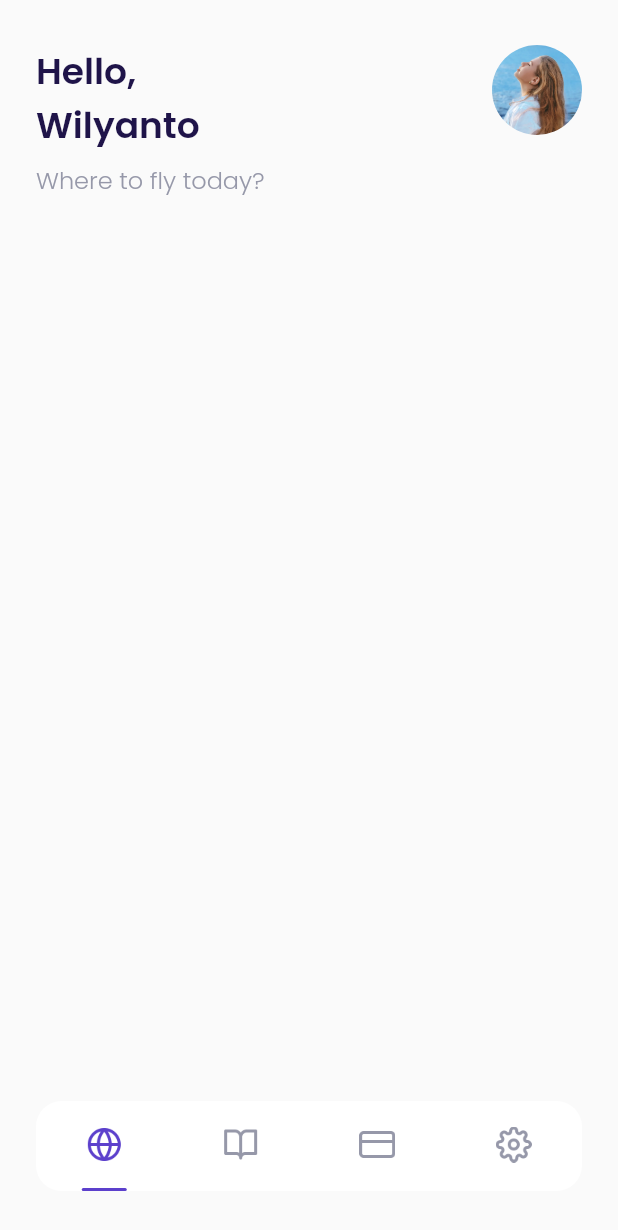
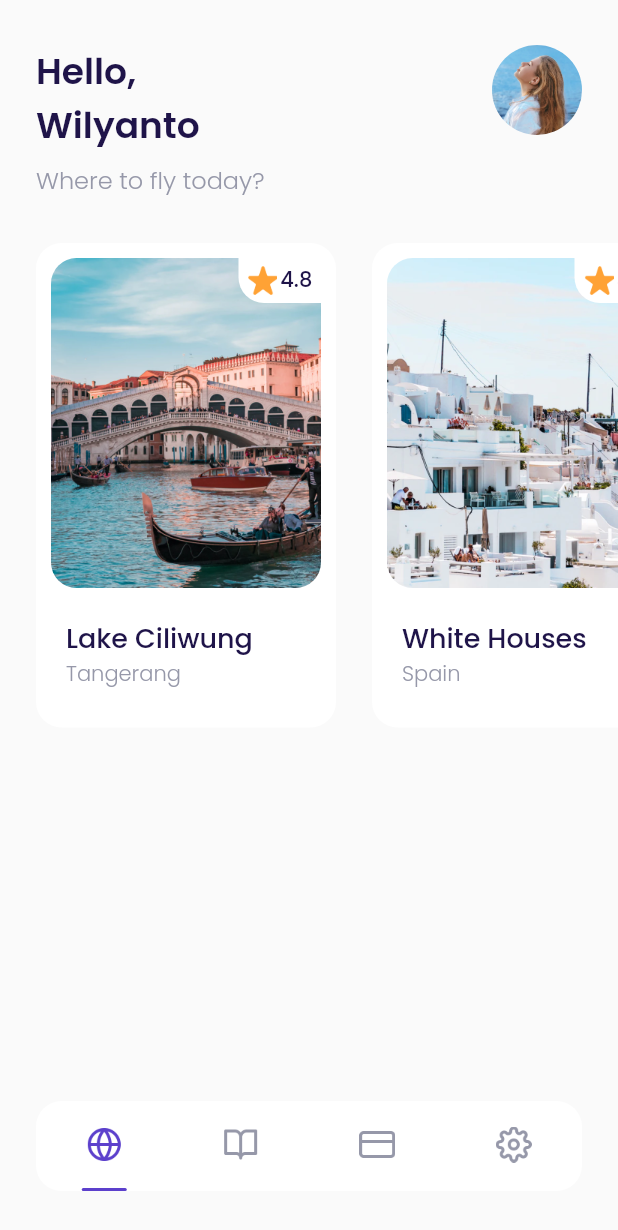
Before and after one commit to wilyanto/flutter-airplane, a Flutter app: the MainPage screen opened by its route, on a phone screen of 412 x 824 dp. Shown: the top 1230 px of the screen. Run offline on Flutter 3.47's test engine with Material 2 defaults, Android fonts, the phone set to English and light mode, and no system bars; our stand-ins replace google_fonts.

Commit message:
popular destination

```diff
--- a/lib/presentation/home/home_page.dart
+++ b/lib/presentation/home/home_page.dart
@@ -1,3 +1,4 @@
+import 'package:airplane/presentation/home/widgets/popular_destination_card.dart';
 import 'package:airplane/shared/theme.dart';
 import 'package:flutter/material.dart';
 
@@ -50,11 +51,54 @@ class HomePage extends StatelessWidget {
         ),
       );
 
+  Widget popularDestination() => Container(
+        margin: const EdgeInsets.only(top: 30),
+        child: SingleChildScrollView(
+          scrollDirection: Axis.horizontal,
+          child: Row(
+            children: const <Widget>[
+              PopularDestinationCard(
+                name: 'Lake Ciliwung',
+                city: 'Tangerang',
+                filename: 'image_destination1',
+                rating: 4.8,
+              ),
+              PopularDestinationCard(
+                name: 'White Houses',
+                city: 'Spain',
+                filename: 'image_destination2',
+                rating: 4.7,
+              ),
+              PopularDestinationCard(
+                name: 'Hill Heyo',
+                city: 'Monaco',
+                filename: 'image_destination3',
+                rating: 4.8,
+              ),
+              PopularDestinationCard(
+                name: 'Menarra',
+                city: 'Japan',
+                filename: 'image_destination4',
+                rating: 5.0,
+              ),
+              PopularDestinationCard(
+                name: 'Payung Teduh',
+                city: 'Singapore',
+                filename: 'image_destination5',
+                rating: 4.8,
+              ),
+              SizedBox(width: 20),
+            ],
+          ),
+        ),
+      );
+
   @override
   Widget build(BuildContext context) {
     return ListView(
       children: [
         header(),
+        popularDestination(),
       ],
     );
   }
--- /dev/null
+++ b/lib/presentation/home/widgets/popular_destination_card.dart
@@ -0,0 +1,106 @@
+import 'package:airplane/shared/theme.dart';
+import 'package:flutter/material.dart';
+
+class PopularDestinationCard extends StatelessWidget {
+  final String name;
+  final String city;
+  final String filename;
+  final double rating;
+
+  const PopularDestinationCard({
+    Key? key,
+    required this.name,
+    required this.city,
+    required this.filename,
+    this.rating = 0.0,
+  }) : super(key: key);
+
+  @override
+  Widget build(BuildContext context) {
+    return Row(
+      children: [
+        Container(
+          width: 200,
+          height: 323,
+          margin: EdgeInsets.only(left: defaultMargin),
+          padding: const EdgeInsets.all(10),
+          decoration: BoxDecoration(
+            borderRadius: BorderRadius.circular(defaultRadius),
+            color: kWhiteColor,
+          ),
+          child: Column(
+            crossAxisAlignment: CrossAxisAlignment.start,
+            children: [
+              Container(
+                width: 180,
+                height: 220,
+                margin: const EdgeInsets.only(bottom: 20),
+                decoration: BoxDecoration(
+                  image: DecorationImage(
+                    image: AssetImage('assets/$filename.png'),
+                  ),
+                  borderRadius: BorderRadius.circular(defaultRadius),
+                ),
+                child: Align(
+                  alignment: Alignment.topRight,
+                  child: Container(
+                    width: 55,
+                    height: 30,
+                    decoration: BoxDecoration(
+                      color: kWhiteColor,
+                      borderRadius: BorderRadius.only(
+                        bottomLeft: Radius.circular(defaultRadius),
+                      ),
+                    ),
+                    child: Row(
+                      mainAxisAlignment: MainAxisAlignment.center,
+                      children: [
+                        Container(
+                          width: 20,
+                          height: 20,
+                          margin: const EdgeInsets.only(right: 2),
+                          decoration: const BoxDecoration(
+                            image: DecorationImage(
+                              image: AssetImage('assets/icon_star.png'),
+                            ),
+                          ),
+                        ),
+                        Text(
+                          rating.toString(),
+                          style: blackTextStyle.copyWith(
+                            fontWeight: medium,
+                          ),
+                        ),
+                      ],
+                    ),
+                  ),
+                ),
+              ),
+              Container(
+                margin: const EdgeInsets.only(left: 10),
+                child: Column(
+                  crossAxisAlignment: CrossAxisAlignment.start,
+                  children: [
+                    Text(
+                      name,
+                      style: blackTextStyle.copyWith(
+                        fontSize: 18,
+                        fontWeight: medium,
+                      ),
+                    ),
+                    Text(
+                      city,
+                      style: greyTextStyle.copyWith(
+                        fontWeight: light,
+                      ),
+                    ),
+                  ],
+                ),
+              ),
+            ],
+          ),
+        )
+      ],
+    );
+  }
+}
```
